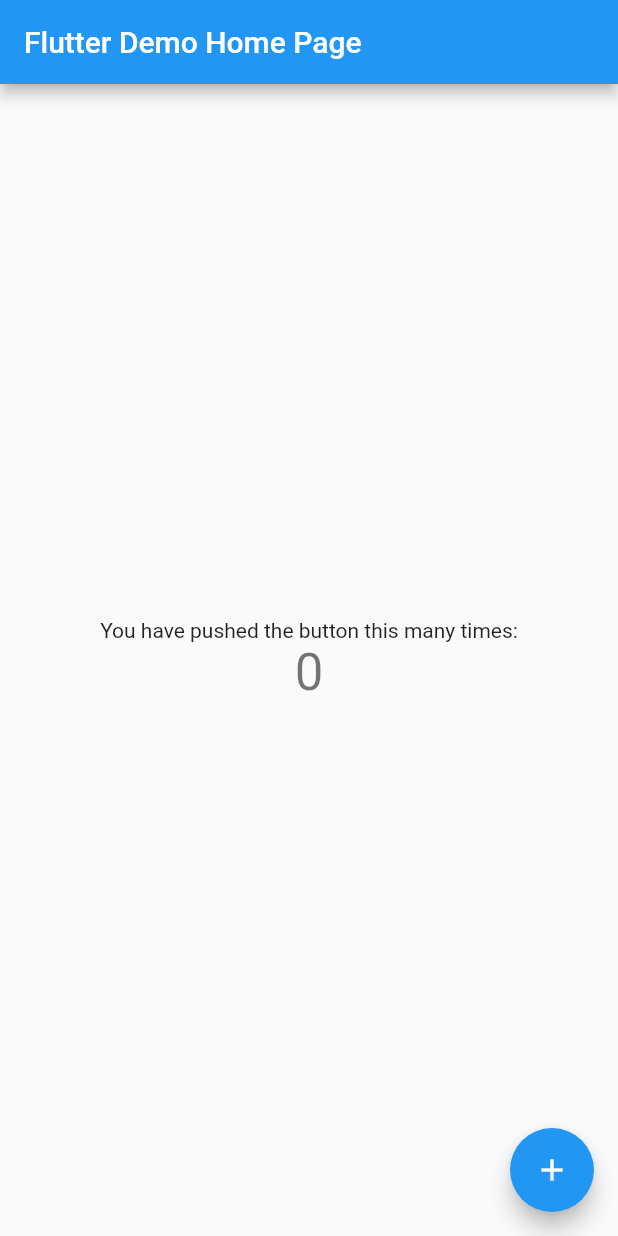
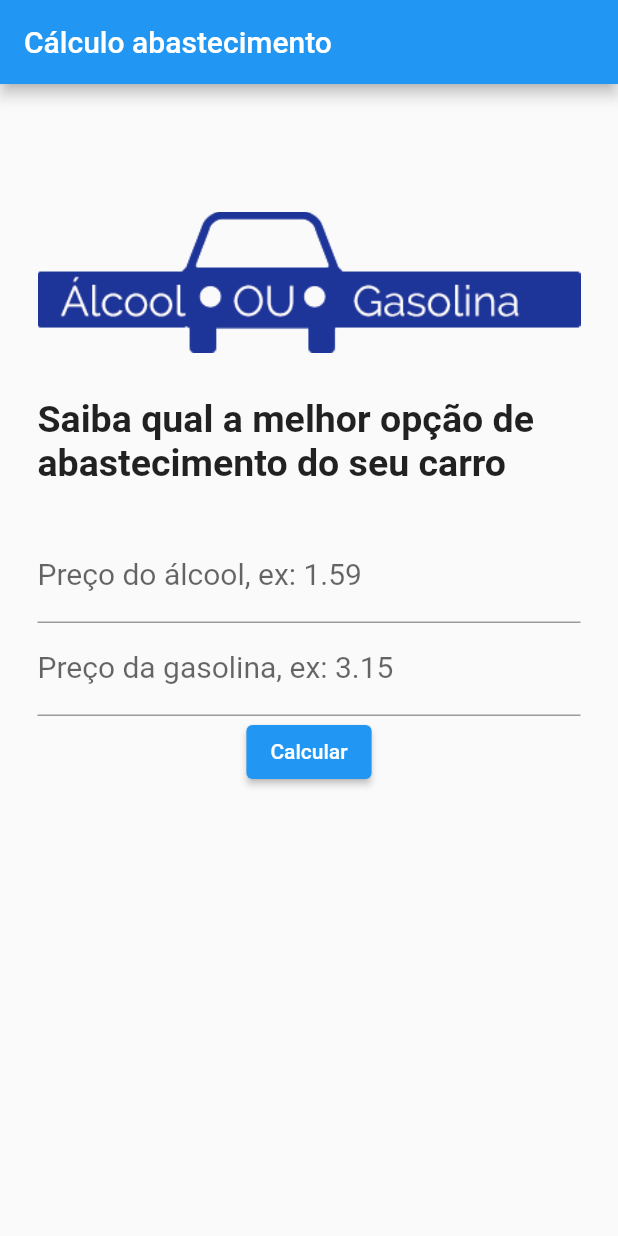
Before and after one commit to gabriel5770/Flutter-Calculo_abastecimento, a Flutter app: the screen it shows after launch, on a phone screen of 412 x 824 dp. Run offline on Flutter 3.47's test engine with Material 2 defaults, Android fonts, the phone set to English and light mode, and no system bars.

Commit message:
Inserção da interface da aplicação

```diff
--- a/lib/main.dart
+++ b/lib/main.dart
@@ -12,104 +12,63 @@
   Widget build(BuildContext context) {
     return MaterialApp(
       title: 'Flutter Demo',
+      debugShowCheckedModeBanner: false,
       theme: ThemeData(
-        // This is the theme of your application.
-        //
-        // Try running your application with "flutter run". You'll see the
-        // application has a blue toolbar. Then, without quitting the app, try
-        // changing the primarySwatch below to Colors.green and then invoke
-        // "hot reload" (press "r" in the console where you ran "flutter run",
-        // or simply save your changes to "hot reload" in a Flutter IDE).
-        // Notice that the counter didn't reset back to zero; the application
-        // is not restarted.
         primarySwatch: Colors.blue,
       ),
-      home: const MyHomePage(title: 'Flutter Demo Home Page'),
+      home: const Home(),
     );
   }
 }
 
-class MyHomePage extends StatefulWidget {
-  const MyHomePage({super.key, required this.title});
-
-  // This widget is the home page of your application. It is stateful, meaning
-  // that it has a State object (defined below) that contains fields that affect
-  // how it looks.
-
-  // This class is the configuration for the state. It holds the values (in this
-  // case the title) provided by the parent (in this case the App widget) and
-  // used by the build method of the State. Fields in a Widget subclass are
-  // always marked "final".
-
-  final String title;
+class Home extends StatefulWidget {
+  const Home({super.key});
 
   @override
-  State<MyHomePage> createState() => _MyHomePageState();
+  State<Home> createState() => _HomeState();
 }
 
-class _MyHomePageState extends State<MyHomePage> {
-  int _counter = 0;
-
-  void _incrementCounter() {
-    setState(() {
-      // This call to setState tells the Flutter framework that something has
-      // changed in this State, which causes it to rerun the build method below
-      // so that the display can reflect the updated values. If we changed
-      // _counter without calling setState(), then the build method would not be
-      // called again, and so nothing would appear to happen.
-      _counter++;
-    });
-  }
-
+class _HomeState extends State<Home> {
   @override
   Widget build(BuildContext context) {
-    // This method is rerun every time setState is called, for instance as done
-    // by the _incrementCounter method above.
-    //
-    // The Flutter framework has been optimized to make rerunning build methods
-    // fast, so that you can just rebuild anything that needs updating rather
-    // than having to individually change instances of widgets.
     return Scaffold(
         appBar: AppBar(
-        // Here we take the value from the MyHomePage object that was created by
-        // the App.build method, and use it to set our appbar title.
-        title: Text(widget.title),
+          title: Text('Cálculo abastecimento'),
         ),
-      body: Center(
-        // Center is a layout widget. It takes a single child and positions it
-        // in the middle of the parent.
+        body: Container(
+          margin: EdgeInsets.all(25),
           child: Column(
-          // Column is also a layout widget. It takes a list of children and
-          // arranges them vertically. By default, it sizes itself to fit its
-          // children horizontally, and tries to be as tall as its parent.
-          //
-          // Invoke "debug painting" (press "p" in the console, choose the
-          // "Toggle Debug Paint" action from the Flutter Inspector in Android
-          // Studio, or the "Toggle Debug Paint" command in Visual Studio Code)
-          // to see the wireframe for each widget.
-          //
-          // Column has various properties to control how it sizes itself and
-          // how it positions its children. Here we use mainAxisAlignment to
-          // center the children vertically; the main axis here is the vertical
-          // axis because Columns are vertical (the cross axis would be
-          // horizontal).
-          mainAxisAlignment: MainAxisAlignment.center,
-          children: <Widget>[
-            const Text(
-              'You have pushed the button this many times:',
+            children: [
+              Padding(
+                padding: EdgeInsets.only(top: 60),
+                child: Image.asset('images/logo.png'),
               ),
-            Text(
-              '$_counter',
-              style: Theme.of(context).textTheme.headlineMedium,
+              Padding(
+                padding: EdgeInsets.only(top: 30),
+                child: Text(
+                    'Saiba qual a melhor opção de abastecimento do seu carro',
+                    style:
+                        TextStyle(fontSize: 25, fontWeight: FontWeight.w700)),
               ),
+              Padding(
+                padding: EdgeInsets.only(top: 30),
+                child: TextField(
+                  decoration: InputDecoration(
+                      labelText: 'Preço do álcool, ex: 1.59',
+                      labelStyle: TextStyle(fontSize: 20)),
+                ),
+              ),
+              TextField(
+                decoration: InputDecoration(
+                    labelText: 'Preço da gasolina, ex: 3.15',
+                    labelStyle: TextStyle(fontSize: 20)),
+              ),
+              ElevatedButton(
+                onPressed: () {},
+                child: Text('Calcular'),
+              )
             ],
           ),
-      ),
-      floatingActionButton: FloatingActionButton(
-        onPressed: _incrementCounter,
-        tooltip: 'Increment',
-        child: const Icon(Icons.add),
-      ), // This trailing comma makes auto-formatting nicer for build methods.
-    );
+        ));
   }
 }
--- a/pubspec.yaml
+++ b/pubspec.yaml
@@ -59,8 +59,8 @@
   uses-material-design: true
 
   # To add assets to your application, add an assets section, like this:
-  # assets:
-  #   - images/a_dot_burr.jpeg
+  assets:
+    - images/logo.png
   #   - images/a_dot_ham.jpeg
 
   # An image asset can refer to one or more resolution-specific "variants", see
```
Also changed, not shown: images/logo.png (added). Lines whose indentation alone changed are shown as unchanged.
